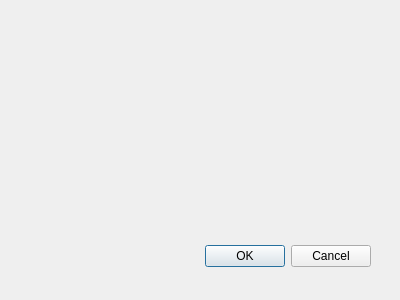
Qt form snowplow_dialog_base.ui (pixelneo/SnowPlow) before a commit.
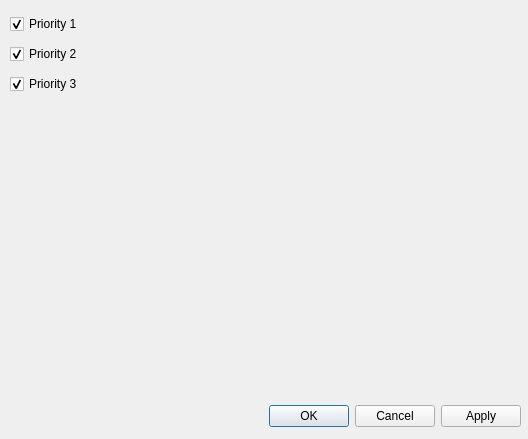
The same form after that commit.

Commit message: add priority checkboxes and apply button

```diff
--- a/snowplow_dialog_base.ui
+++ b/snowplow_dialog_base.ui
@@ -1,31 +1,73 @@
 <ui version="4.0" >
  <class>SnowPlowDialogBase</class>
- <widget class="QDialog" name="SnowPlowDialogBase" >
-  <property name="geometry" >
+ <widget class="QDialog" name="SnowPlowDialogBase">
+  <property name="geometry">
    <rect>
     <x>0</x>
     <y>0</y>
-    <width>400</width>
-    <height>300</height>
+    <width>528</width>
+    <height>439</height>
    </rect>
   </property>
   <property name="windowTitle" >
    <string>SnowPlow</string>
   </property>
-  <widget class="QDialogButtonBox" name="button_box" >
-   <property name="geometry" >
+  <widget class="QWidget" name="verticalLayoutWidget">
+   <property name="geometry">
     <rect>
-     <x>30</x>
-     <y>240</y>
-     <width>341</width>
+     <x>10</x>
+     <y>10</y>
+     <width>511</width>
+     <height>91</height>
+    </rect>
+   </property>
+   <layout class="QVBoxLayout" name="verticalLayout">
+    <item>
+     <widget class="QCheckBox" name="priority1">
+      <property name="text">
+       <string>Priority 1</string>
+      </property>
+      <property name="checked">
+       <bool>true</bool>
+      </property>
+     </widget>
+    </item>
+    <item>
+     <widget class="QCheckBox" name="priority2">
+      <property name="text">
+       <string>Priority 2</string>
+      </property>
+      <property name="checked">
+       <bool>true</bool>
+      </property>
+     </widget>
+    </item>
+    <item>
+     <widget class="QCheckBox" name="priority3">
+      <property name="text">
+       <string>Priority 3</string>
+      </property>
+      <property name="checked">
+       <bool>true</bool>
+      </property>
+     </widget>
+    </item>
+   </layout>
+  </widget>
+  <widget class="QDialogButtonBox" name="buttons">
+   <property name="geometry">
+    <rect>
+     <x>0</x>
+     <y>400</y>
+     <width>521</width>
      <height>32</height>
     </rect>
    </property>
-   <property name="orientation" >
+   <property name="orientation">
     <enum>Qt::Horizontal</enum>
    </property>
-   <property name="standardButtons" >
-    <set>QDialogButtonBox::Cancel|QDialogButtonBox::Ok</set>
+   <property name="standardButtons">
+    <set>QDialogButtonBox::Apply|QDialogButtonBox::Cancel|QDialogButtonBox::Ok</set>
    </property>
   </widget>
  </widget>
```
Left out of the diff: 33 changed lines with no effect on the pictures. The commit also changes 1 other file.
